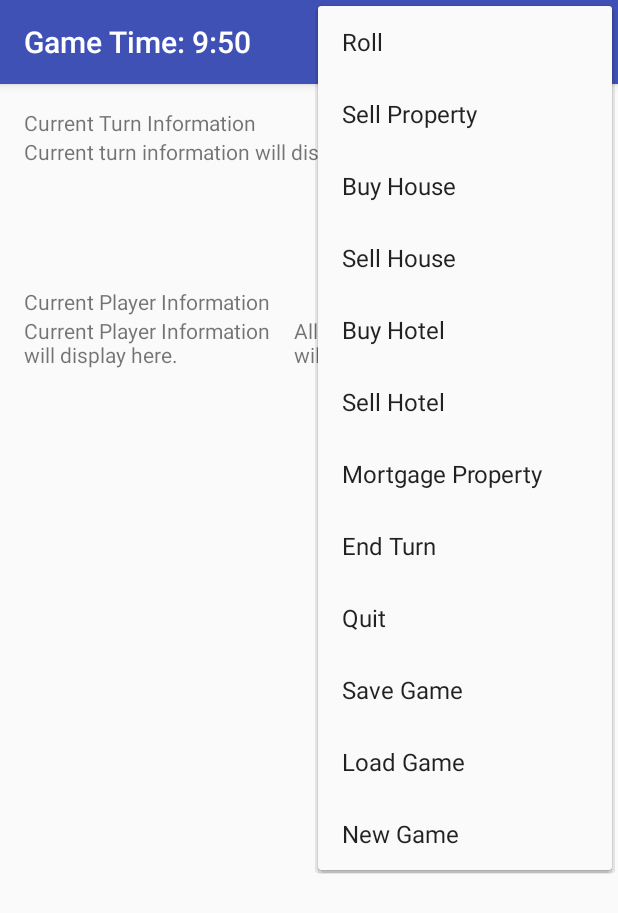
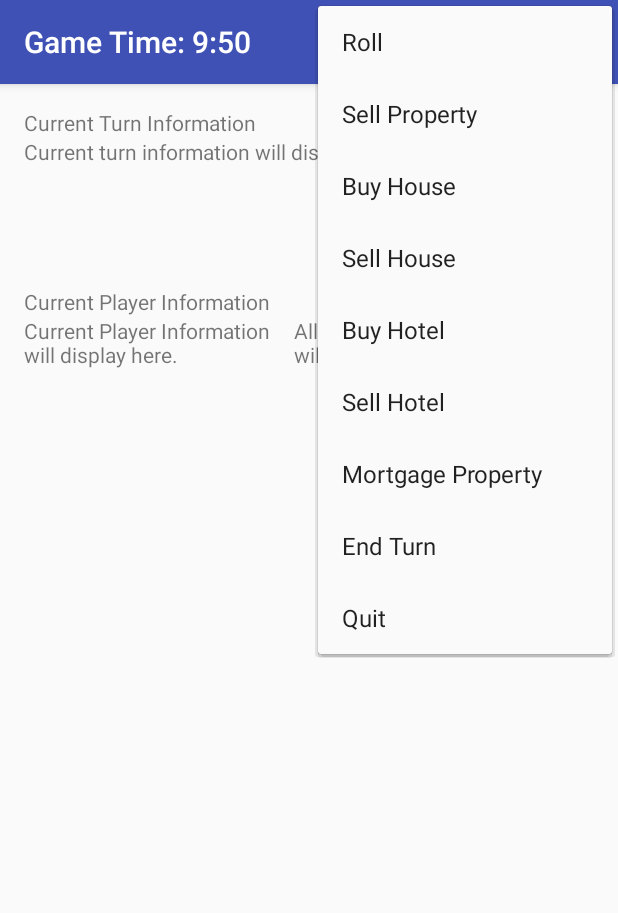
Before and after one commit to TeamVenture457/Monopoly2, an Android app: the screen it shows after launch (MainActivity), with the options menu open, on a phone screen of 412 x 824 dp. Shown: the top 913 px of the screen. Run offline under Robolectric (Android 15) with nearby library versions, the light colour scheme and no system bars.

Commit message:
Commented out 3 options in toolbar that are not needed.

```diff
--- a/app/src/main/res/menu/menu_main.xml
+++ b/app/src/main/res/menu/menu_main.xml
@@ -29,7 +29,7 @@
     <item
         android:id="@+id/menu_quit"
         android:title="Quit"/>
-    <item
+    <!--<item
         android:id="@+id/menu_save"
         android:title="Save Game"/>
     <item
@@ -37,5 +37,5 @@
         android:title="Load Game"/>
     <item
         android:id="@+id/menu_new"
-        android:title="New Game"/>
+        android:title="New Game"/>-->
 </menu>
```
